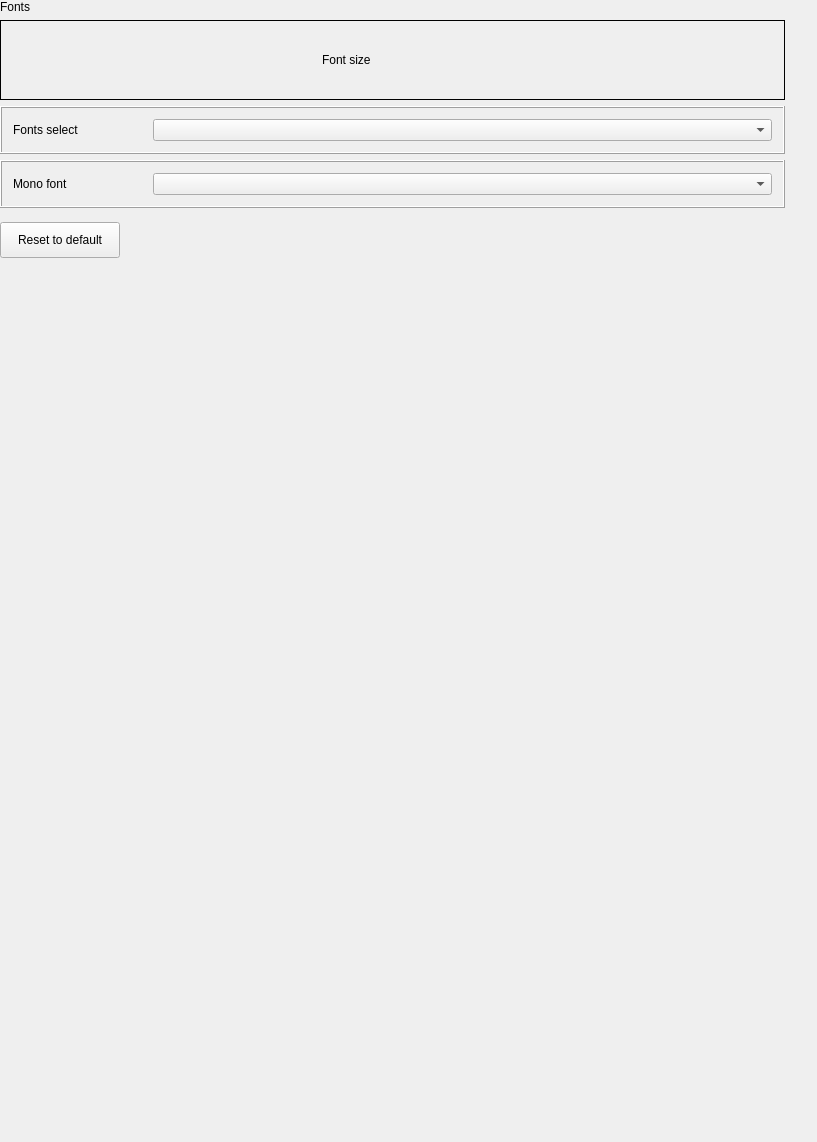
Before: the Qt Designer form plugins/personalized/fonts/fonts.ui in ukui/ukui-control-center, drawn with Qt 5.
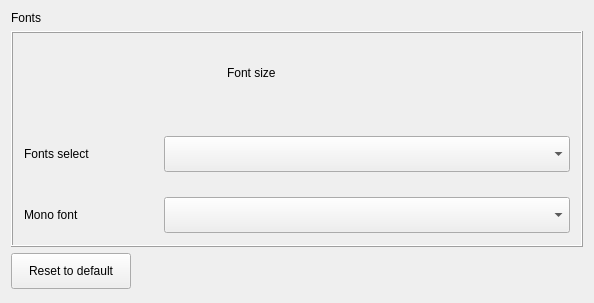
After: the same form once the commit is applied. Custom widgets are drawn as their Qt base class.

Commit message:
fix(fonts): add line
Description: add line

Log: 用线做区分行与行

The edit to the form file:
```diff
--- a/plugins/personalized/fonts/fonts.ui
+++ b/plugins/personalized/fonts/fonts.ui
@@ -6,8 +6,8 @@
    <rect>
     <x>0</x>
     <y>0</y>
-    <width>817</width>
-    <height>1142</height>
+    <width>594</width>
+    <height>303</height>
    </rect>
   </property>
   <property name="minimumSize">
@@ -25,16 +25,7 @@
   <property name="windowTitle">
    <string notr="true">Fonts</string>
   </property>
-  <layout class="QVBoxLayout" name="verticalLayout_3">
-   <property name="leftMargin">
-    <number>0</number>
-   </property>
-   <property name="topMargin">
-    <number>0</number>
-   </property>
-   <property name="rightMargin">
-    <number>32</number>
-   </property>
+  <layout class="QVBoxLayout" name="verticalLayout_4">
    <item>
     <widget class="TitleLabel" name="titleLabel">
      <property name="sizePolicy">
@@ -52,6 +43,30 @@
     </widget>
    </item>
    <item>
+    <widget class="QFrame" name="frame_3">
+     <property name="frameShape">
+      <enum>QFrame::Box</enum>
+     </property>
+     <property name="frameShadow">
+      <enum>QFrame::Raised</enum>
+     </property>
+     <layout class="QVBoxLayout" name="verticalLayout_3">
+      <property name="spacing">
+       <number>0</number>
+      </property>
+      <property name="leftMargin">
+       <number>0</number>
+      </property>
+      <property name="topMargin">
+       <number>0</number>
+      </property>
+      <property name="rightMargin">
+       <number>0</number>
+      </property>
+      <property name="bottomMargin">
+       <number>0</number>
+      </property>
+      <item>
     <widget class="QFrame" name="fontSizeFrame">
      <property name="minimumSize">
       <size>
@@ -66,7 +81,7 @@
       </size>
      </property>
      <property name="frameShape">
-      <enum>QFrame::Box</enum>
+         <enum>QFrame::NoFrame</enum>
      </property>
      <layout class="QHBoxLayout" name="horizontalLayout_6">
       <property name="spacing">
@@ -125,8 +140,70 @@
      </layout>
     </widget>
    </item>
+      <item>
+       <widget class="QFrame" name="frame_4">
+        <property name="minimumSize">
+         <size>
+          <width>550</width>
+          <height>10</height>
+         </size>
+        </property>
+        <property name="maximumSize">
+         <size>
+          <width>16777215</width>
+          <height>10</height>
+         </size>
+        </property>
+        <property name="frameShape">
+         <enum>QFrame::NoFrame</enum>
+        </property>
+        <property name="frameShadow">
+         <enum>QFrame::Raised</enum>
+        </property>
+       </widget>
+      </item>
+      <item>
+       <widget class="QFrame" name="frame">
+        <property name="enabled">
+         <bool>true</bool>
+        </property>
+        <property name="sizePolicy">
+         <sizepolicy hsizetype="Minimum" vsizetype="Fixed">
+          <horstretch>0</horstretch>
+          <verstretch>0</verstretch>
+         </sizepolicy>
+        </property>
+        <property name="minimumSize">
+         <size>
+          <width>0</width>
+          <height>1</height>
+         </size>
+        </property>
+        <property name="maximumSize">
+         <size>
+          <width>16777215</width>
+          <height>1</height>
+         </size>
+        </property>
+        <property name="frameShape">
+         <enum>QFrame::HLine</enum>
+        </property>
+        <property name="frameShadow">
+         <enum>QFrame::Sunken</enum>
+        </property>
+        <property name="lineWidth">
+         <number>0</number>
+        </property>
+       </widget>
+      </item>
    <item>
     <widget class="QFrame" name="fontTypeFrame">
+        <property name="minimumSize">
+         <size>
+          <width>550</width>
+          <height>60</height>
+         </size>
+        </property>
      <property name="maximumSize">
       <size>
        <width>16777215</width>
@@ -134,7 +211,7 @@
       </size>
      </property>
      <property name="frameShape">
-      <enum>QFrame::Box</enum>
+         <enum>QFrame::NoFrame</enum>
      </property>
      <property name="frameShadow">
       <enum>QFrame::Raised</enum>
@@ -181,7 +258,7 @@
           <property name="maximumSize">
            <size>
             <width>16777215</width>
-            <height>32</height>
+               <height>36</height>
            </size>
           </property>
           <property name="styleSheet">
@@ -194,8 +271,39 @@
      </layout>
     </widget>
    </item>
+      <item>
+       <widget class="QFrame" name="frame_2">
+        <property name="minimumSize">
+         <size>
+          <width>0</width>
+          <height>1</height>
+         </size>
+        </property>
+        <property name="maximumSize">
+         <size>
+          <width>16777215</width>
+          <height>1</height>
+         </size>
+        </property>
+        <property name="frameShape">
+         <enum>QFrame::HLine</enum>
+        </property>
+        <property name="frameShadow">
+         <enum>QFrame::Sunken</enum>
+        </property>
+        <property name="lineWidth">
+         <number>0</number>
+        </property>
+       </widget>
+      </item>
    <item>
     <widget class="QFrame" name="fontTypeFrame_2">
+        <property name="minimumSize">
+         <size>
+          <width>550</width>
+          <height>60</height>
+         </size>
+        </property>
      <property name="maximumSize">
       <size>
        <width>16777215</width>
@@ -203,7 +311,7 @@
       </size>
      </property>
      <property name="frameShape">
-      <enum>QFrame::Box</enum>
+         <enum>QFrame::NoFrame</enum>
      </property>
      <property name="frameShadow">
       <enum>QFrame::Raised</enum>
@@ -250,7 +358,7 @@
           <property name="maximumSize">
            <size>
             <width>1677215</width>
-            <height>32</height>
+               <height>36</height>
            </size>
           </property>
           <property name="styleSheet">
@@ -263,21 +371,8 @@
      </layout>
     </widget>
    </item>
-   <item>
-    <spacer name="verticalSpacer_3">
-     <property name="orientation">
-      <enum>Qt::Vertical</enum>
-     </property>
-     <property name="sizeType">
-      <enum>QSizePolicy::Fixed</enum>
-     </property>
-     <property name="sizeHint" stdset="0">
-      <size>
-       <width>20</width>
-       <height>8</height>
-      </size>
-     </property>
-    </spacer>
+     </layout>
+    </widget>
    </item>
    <item>
     <layout class="QHBoxLayout" name="horizontalLayout_4">
@@ -326,7 +421,7 @@
      <property name="sizeHint" stdset="0">
       <size>
        <width>20</width>
-       <height>40</height>
+       <height>60</height>
       </size>
      </property>
     </spacer>
```
Lines whose indentation alone changed are shown as unchanged.
